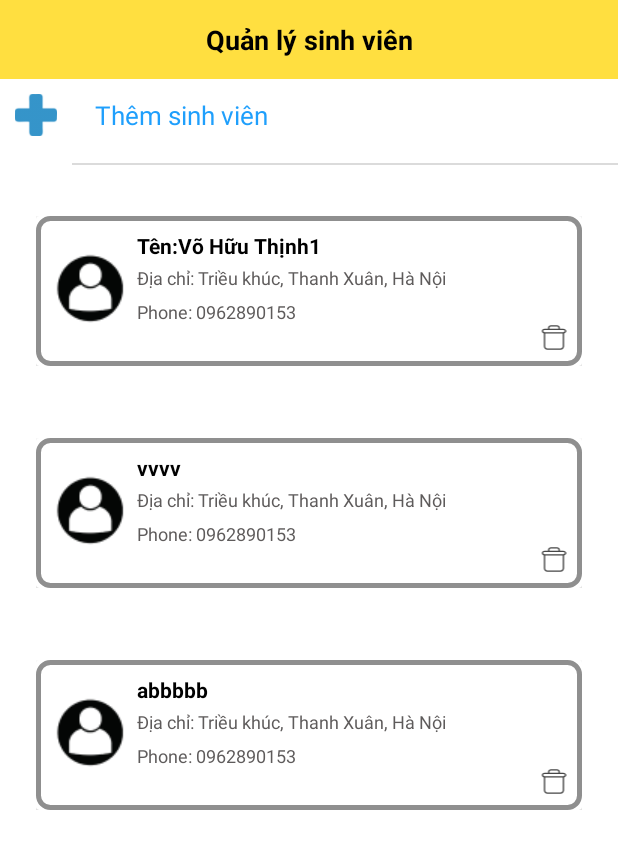
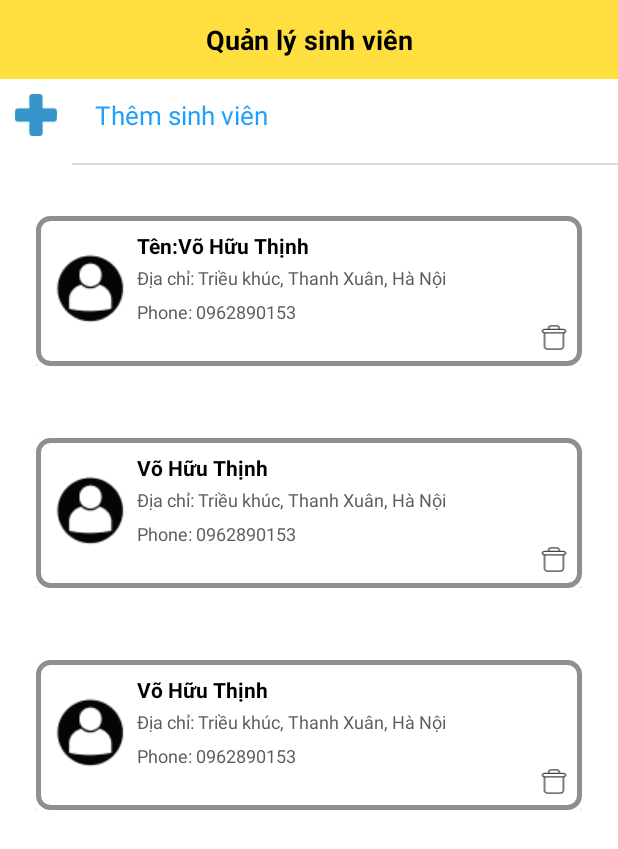
Before and after one commit to nguyenducdung/Android23, an Android app: the SinhVienActivity screen opened directly, with no data from a screen before it, on a phone screen of 412 x 824 dp. Shown: the top 849 px of the screen. Run offline under Robolectric (Android 15) with nearby library versions, the phone set to English and light mode, and no system bars.

Commit message:
btvn buoi 8

```diff
--- a/app/src/main/java/btvn_buoi8/SinhVienActivity.kt
+++ b/app/src/main/java/btvn_buoi8/SinhVienActivity.kt
@@ -25,7 +25,6 @@ class SinhVienActivity : AppCompatActivity() {
     private lateinit var tvAdd: TextView
     private val listSinhVien: MutableList<SinhVien> = ArrayList()
     private lateinit var reyclerviewAdapter: SinhVienAdapter
-    private var vRemove: ImageView? = null
     private val startForResult1 =
         registerForActivityResult(ActivityResultContracts.StartActivityForResult()) { result: ActivityResult ->
             if (result.resultCode == Activity.RESULT_OK) {
@@ -58,7 +57,6 @@ class SinhVienActivity : AppCompatActivity() {
         setContentView(R.layout.activity_recycle_view_sinhvien)
         rcvData = findViewById(R.id.rcvData)
         tvAdd = findViewById(R.id.tvAdd)
-        vRemove = findViewById(R.id.vRemove)
         addData()
         setOnClickAdd()
         reyclerviewAdapter = SinhVienAdapter(listSinhVien)
@@ -79,19 +77,19 @@ class SinhVienActivity : AppCompatActivity() {
     private fun addData() {
         val sinhVienItem1 = SinhVien().apply {
             this.id = 1
-            this.tvName = "Tên:Võ Hữu Thịnh1"
+            this.tvName = "Tên:Võ Hữu Thịnh"
             this.tvAdress = "Địa chỉ: Triều khúc, Thanh Xuân, Hà Nội"
             this.tvPhone = "Phone: 0962890153"
         }
         val sinhVienItem2 = SinhVien().apply {
             this.id = 2
-            this.tvName = "vvvv"
+            this.tvName = "Võ Hữu Thịnh"
             this.tvAdress = "Địa chỉ: Triều khúc, Thanh Xuân, Hà Nội"
             this.tvPhone = "Phone: 0962890153"
         }
         val sinhVienItem3 = SinhVien().apply {
             this.id = 3
-            this.tvName = "abbbbb"
+            this.tvName = "Võ Hữu Thịnh"
             this.tvAdress = "Địa chỉ: Triều khúc, Thanh Xuân, Hà Nội"
             this.tvPhone = "Phone: 0962890153"
         }
```
